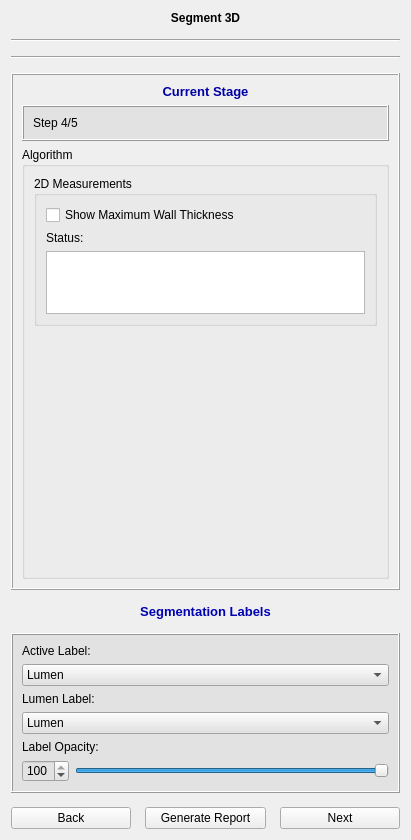
Old version of the form codes/Module/ModuleWidget.ui in the repository wuzhuobin/PlaqueQuant.
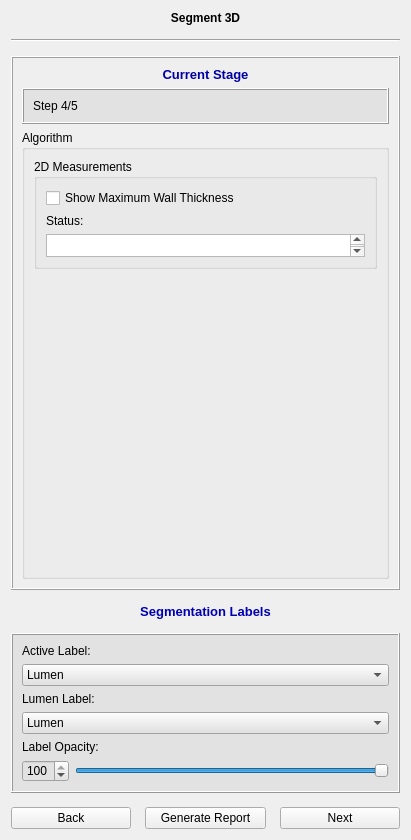
New version of the form. Icons and pictures are not drawn.

Patch:
```diff
--- a/codes/Module/ModuleWidget.ui
+++ b/codes/Module/ModuleWidget.ui
@@ -53,13 +53,6 @@
      </property>
     </widget>
    </item>
-   <item>
-    <widget class="Line" name="line">
-     <property name="orientation">
-      <enum>Qt::Horizontal</enum>
-     </property>
-    </widget>
-   </item>
    <item>
     <widget class="QStackedWidget" name="stackedWidget">
      <property name="frameShape">
@@ -715,7 +708,7 @@
             <property name="maximumSize">
              <size>
               <width>16777215</width>
-              <height>150</height>
+              <height>110</height>
              </size>
             </property>
             <property name="title">
@@ -744,6 +737,12 @@
                  <height>16777215</height>
                 </size>
                </property>
+               <property name="autoFillBackground">
+                <bool>false</bool>
+               </property>
+               <property name="styleSheet">
+                <string notr="true"/>
+               </property>
               </widget>
              </item>
             </layout>
@@ -757,7 +756,7 @@
             <property name="sizeHint" stdset="0">
              <size>
               <width>20</width>
-              <height>231</height>
+              <height>288</height>
              </size>
             </property>
            </spacer>
```
